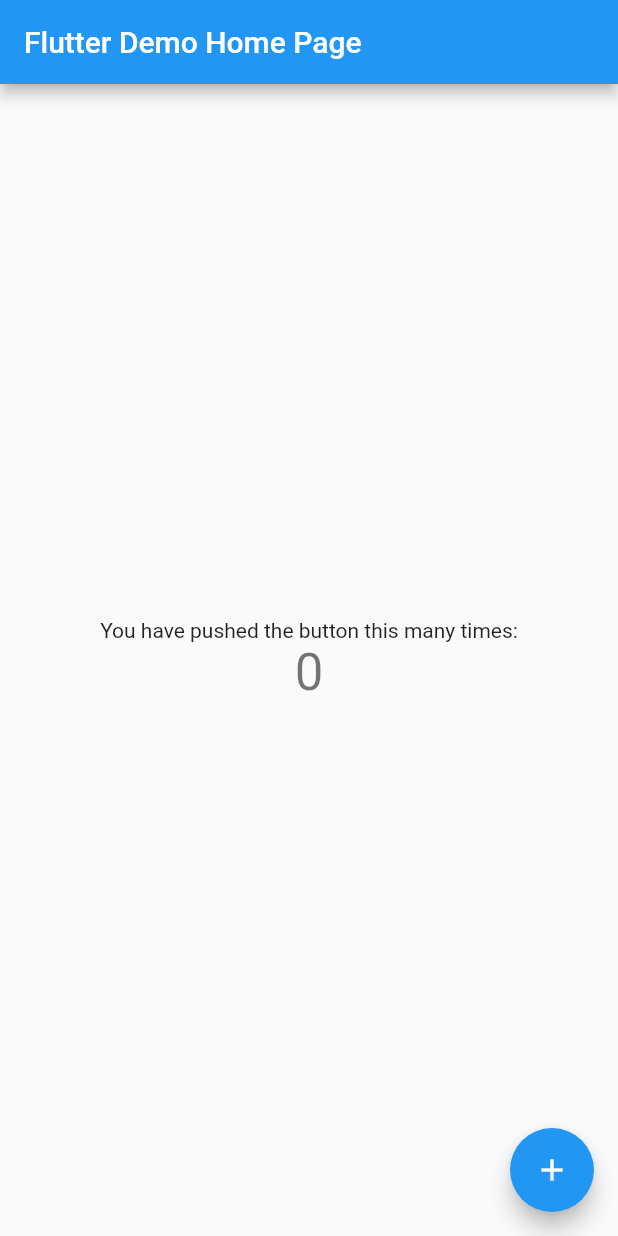
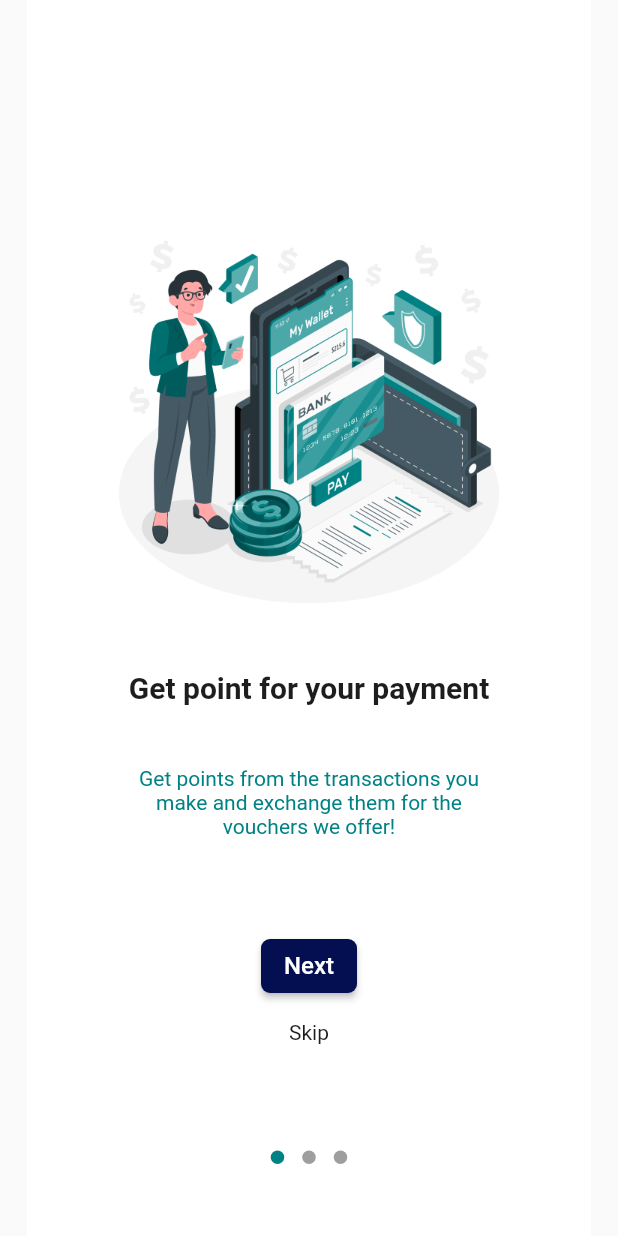
Before and after one commit to Kelompok-14-Loyalty-Point-Agent/Flutter, a Flutter app: the screen it shows after launch, on a phone screen of 412 x 824 dp. Run offline on Flutter 3.47's test engine with Material 2 defaults, Android fonts, the phone set to English and light mode, and no system bars; drawn by our look-alikes of dots_indicator.

Commit message:
fitur splash screen

```diff
--- a/lib/main.dart
+++ b/lib/main.dart
@@ -1,3 +1,6 @@
+import 'package:capstone_14/ui/splash_screen/splash_screen_1.dart';
+import 'package:capstone_14/ui/splash_screen/splash_screen_2.dart';
+import 'package:capstone_14/ui/splash_screen/splash_screen_3.dart';
 import 'package:flutter/material.dart';
 
 void main() {
@@ -10,58 +13,12 @@
   @override
   Widget build(BuildContext context) {
     return MaterialApp(
-      title: 'Flutter Demo',
-      theme: ThemeData(
-        primarySwatch: Colors.blue,
-      ),
-      home: const MyHomePage(title: 'Flutter Demo Home Page'),
-    );
+        debugShowCheckedModeBanner: false,
+        home: const SplashScreen1(),
+        routes: {
+          SplashScreen1.routeName: (context) => const SplashScreen1(),
+          SplashScreen2.routeName: (context) => const SplashScreen2(),
+          SplashScreen3.routeName: (context) => const SplashScreen3(),
+        });
   }
 }
-
-class MyHomePage extends StatefulWidget {
-  const MyHomePage({super.key, required this.title});
-
-  final String title;
-
-  @override
-  State<MyHomePage> createState() => _MyHomePageState();
-}
-
-class _MyHomePageState extends State<MyHomePage> {
-  int _counter = 0;
-
-  void _incrementCounter() {
-    setState(() {
-      _counter++;
-    });
-  }
-
-  @override
-  Widget build(BuildContext context) {
-    return Scaffold(
-      appBar: AppBar(
-        title: Text(widget.title),
-      ),
-      body: Center(
-        child: Column(
-          mainAxisAlignment: MainAxisAlignment.center,
-          children: <Widget>[
-            const Text(
-              'You have pushed the button this many times:',
-            ),
-            Text(
-              '$_counter',
-              style: Theme.of(context).textTheme.headlineMedium,
-            ),
-          ],
-        ),
-      ),
-      floatingActionButton: FloatingActionButton(
-        onPressed: _incrementCounter,
-        tooltip: 'Increment',
-        child: const Icon(Icons.add),
-      ),
-    );
-  }
-}
--- /dev/null
+++ b/lib/ui/splash_screen/splash_screen_1.dart
@@ -0,0 +1,102 @@
+import 'package:capstone_14/widgets/button_custom_widget.dart';
+import 'package:dots_indicator/dots_indicator.dart';
+import 'package:flutter/material.dart';
+
+class SplashScreen1 extends StatefulWidget {
+  static const routeName = '/splashScreen1';
+  const SplashScreen1({super.key});
+
+  @override
+  State<SplashScreen1> createState() => _SplashScreen1State();
+}
+
+class _SplashScreen1State extends State<SplashScreen1> {
+  @override
+  Widget build(BuildContext context) {
+    return Scaffold(
+      body: Padding(
+        padding: const EdgeInsets.only(left: 18, right: 18),
+        child: Container(
+          width: MediaQuery.of(context).size.width,
+          height: MediaQuery.of(context).size.height,
+          color: const Color(0xFFFFFFFF),
+          child: SingleChildScrollView(
+            child: Column(
+              children: [
+                Padding(
+                  padding: const EdgeInsets.fromLTRB(50, 146, 50, 41),
+                  child: Image.asset(
+                    "assets/images/E-Wallet-amico.png",
+                    width: 260,
+                    height: 260,
+                  ),
+                ),
+                const Padding(
+                  padding: EdgeInsets.fromLTRB(43, 0, 43, 41),
+                  child: Text(
+                    "Get point for your payment",
+                    style: TextStyle(
+                      decoration: TextDecoration.none,
+                      color: Color(0xFF1D1D1D),
+                      fontSize: 20,
+                      fontWeight: FontWeight.bold,
+                    ),
+                  ),
+                ),
+                const Padding(
+                  padding: EdgeInsets.fromLTRB(60, 0, 60, 61),
+                  child: Text(
+                    "Get points from the transactions you make and exchange them for the vouchers we offer!",
+                    textAlign: TextAlign.center,
+                    style: TextStyle(
+                      decoration: TextDecoration.none,
+                      color: Color(0xFF008284),
+                      fontSize: 14,
+                    ),
+                  ),
+                ),
+                ButtonCustom(
+                  onPressed: () {
+                    Navigator.pushNamed(context, '/splashScreen2');
+                  },
+                  backgroundColour: const Color(0xFF030F51),
+                  title: "Next",
+                  style: const TextStyle(fontSize: 16),
+                ),
+                const SizedBox(height: 12),
+                GestureDetector(
+                  onTap: () {
+                    Navigator.pushNamed(context, '/splashScreen3');
+                  },
+                  child: const Text(
+                    "Skip",
+                    textAlign: TextAlign.center,
+                    style: TextStyle(
+                      decoration: TextDecoration.none,
+                      color: Color(0xFF1D1D1D),
+                      fontSize: 14,
+                    ),
+                  ),
+                ),
+                Padding(
+                  padding: const EdgeInsets.only(top: 65, bottom: 42),
+                  child: DotsIndicator(
+                    dotsCount: 3,
+                    position: 0,
+                    decorator: DotsDecorator(
+                      size: const Size.square(9.0),
+                      activeColor: const Color(0xFF008284),
+                      activeShape: RoundedRectangleBorder(
+                        borderRadius: BorderRadius.circular(5.0),
+                      ),
+                    ),
+                  ),
+                ),
+              ],
+            ),
+          ),
+        ),
+      ),
+    );
+  }
+}
--- a/pubspec.yaml
+++ b/pubspec.yaml
@@ -16,6 +16,7 @@
   dio: ^5.1.2
   dartz: ^0.10.1
   google_fonts: ^4.0.4
+  dots_indicator:
 
 dev_dependencies:
   flutter_test:
@@ -26,8 +27,8 @@
   uses-material-design: true
 
   # To add assets to your application, add an assets section, like this:
-  # assets:
-  #   - images/a_dot_burr.jpeg
+  assets:
+    - assets/images/
   #   - images/a_dot_ham.jpeg
 
   # An image asset can refer to one or more resolution-specific "variants", see
```
Also changed, not shown: lib/ui/splash_screen/splash_screen_2.dart (added, +103 -0 lines), lib/ui/splash_screen/splash_screen_3.dart (added, +96 -0 lines), assets/images/Add-to-Cart-amico.png (added), assets/images/E-Wallet-amico.png (added), assets/images/Finance-leaders-amico.png (added), pubspec.lock, 1 other file.
